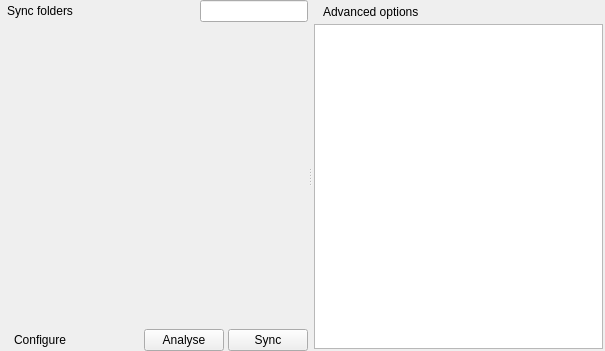
First picture: the form in ui/synctabform.ui, repository matus-tomlein/synkron, before the edit.
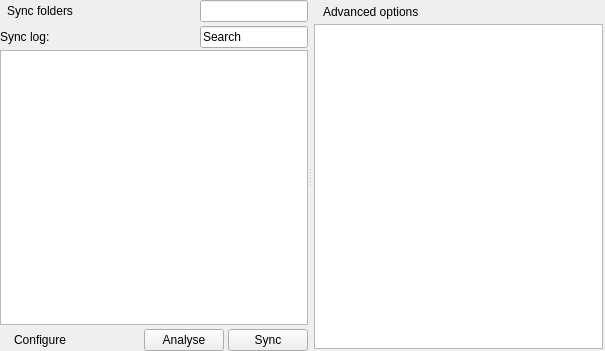
Second picture: the form after the edit. Icons and pictures are not drawn. Custom widgets are drawn as their Qt base class.

Commit message: Functions that trigger sync and analysis moved to AbstractSyncPage (used to be in the forms). Added restore and delete columns to restore form.

Patch:
```diff
--- a/ui/synctabform.ui
+++ b/ui/synctabform.ui
@@ -98,6 +98,81 @@
          <property name="currentIndex">
           <number>0</number>
          </property>
+         <widget class="QWidget" name="sync_page">
+          <layout class="QVBoxLayout" name="verticalLayout">
+           <property name="spacing">
+            <number>2</number>
+           </property>
+           <property name="margin">
+            <number>0</number>
+           </property>
+           <item>
+            <layout class="QHBoxLayout" name="horizontalLayout">
+             <item>
+              <widget class="QLabel" name="sync_log_lbl">
+               <property name="text">
+                <string>Sync log:</string>
+               </property>
+              </widget>
+             </item>
+             <item>
+              <spacer name="horizontalSpacer">
+               <property name="orientation">
+                <enum>Qt::Horizontal</enum>
+               </property>
+               <property name="sizeHint" stdset="0">
+                <size>
+                 <width>40</width>
+                 <height>20</height>
+                </size>
+               </property>
+              </spacer>
+             </item>
+             <item>
+              <widget class="ExtendedLineEdit" name="search_le">
+               <property name="sizePolicy">
+                <sizepolicy hsizetype="Minimum" vsizetype="Fixed">
+                 <horstretch>0</horstretch>
+                 <verstretch>0</verstretch>
+                </sizepolicy>
+               </property>
+               <property name="text">
+                <string>Search</string>
+               </property>
+              </widget>
+             </item>
+            </layout>
+           </item>
+           <item>
+            <widget class="QTableWidget" name="sync_log_table">
+             <property name="showGrid">
+              <bool>false</bool>
+             </property>
+             <attribute name="horizontalHeaderVisible">
+              <bool>false</bool>
+             </attribute>
+             <attribute name="verticalHeaderVisible">
+              <bool>false</bool>
+             </attribute>
+             <column>
+              <property name="text">
+               <string>Sync log</string>
+              </property>
+             </column>
+             <column>
+              <property name="text">
+               <string>Action</string>
+              </property>
+             </column>
+             <column>
+              <property name="text">
+               <string>Folders</string>
+              </property>
+             </column>
+            </widget>
+           </item>
+          </layout>
+         </widget>
         </widget>
        </item>
        <item>
@@ -227,6 +302,13 @@
    </item>
   </layout>
  </widget>
+ <customwidgets>
+  <customwidget>
+   <class>ExtendedLineEdit</class>
+   <extends>QLineEdit</extends>
+   <header>src/extendedlineedit.h</header>
+  </customwidget>
+ </customwidgets>
  <resources>
   <include location="../resources.qrc"/>
  </resources>
```
The commit also changes 21 other files.
